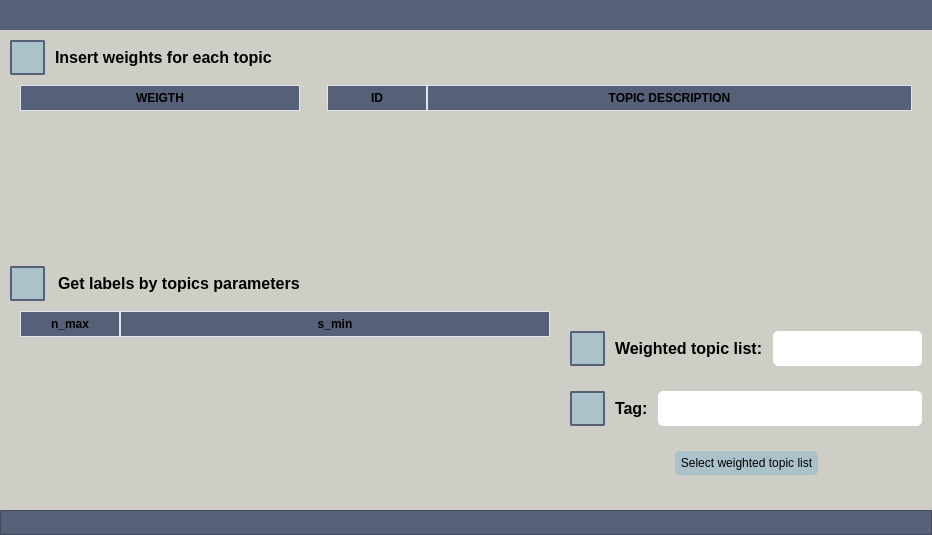
IntelCompH2020/domain_classification, file UIs/get_labels_by_topics.ui: the form before one commit.
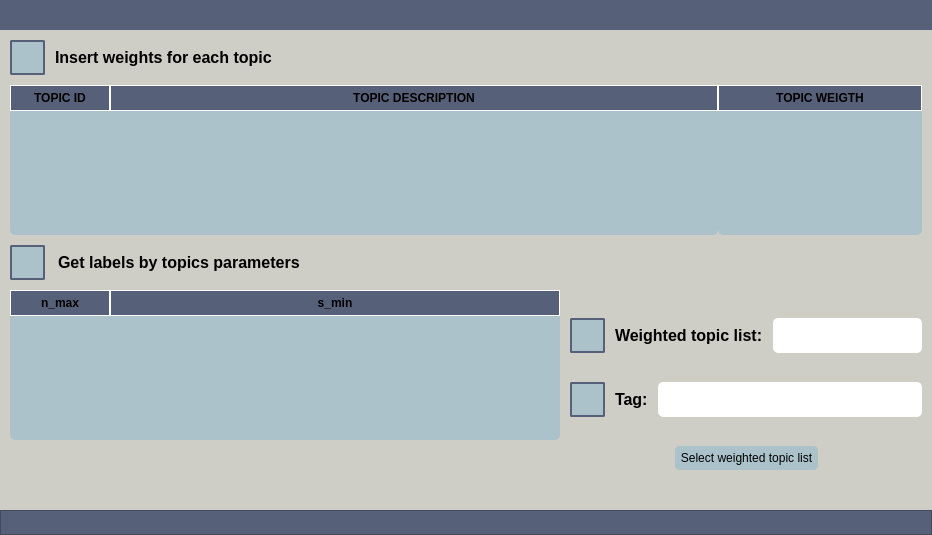
The form after the commit. Icons and pictures are not drawn.

Commit message: Updating UIs of secondary windows and requirements used  in VM.

Patch:
```diff
--- a/UIs/get_labels_by_topics.ui
+++ b/UIs/get_labels_by_topics.ui
@@ -138,6 +138,9 @@
          </item>
          <item>
           <layout class="QVBoxLayout" name="verticalLayout_4">
+           <property name="spacing">
+            <number>-1</number>
+           </property>
            <item>
             <layout class="QHBoxLayout" name="horizontalLayout_9">
              <item>
@@ -250,162 +253,71 @@
              </item>
             </layout>
            </item>
+           <item>
+            <widget class="QFrame" name="frame_9">
+             <property name="sizePolicy">
+              <sizepolicy hsizetype="Expanding" vsizetype="Preferred">
+               <horstretch>0</horstretch>
+               <verstretch>0</verstretch>
+              </sizepolicy>
+             </property>
+             <property name="minimumSize">
+              <size>
+               <width>0</width>
+               <height>10</height>
+              </size>
+             </property>
+             <property name="maximumSize">
+              <size>
+               <width>16777215</width>
+               <height>10</height>
+              </size>
+             </property>
+             <property name="styleSheet">
+              <string notr="true">QFrame { 
+  background-color: #CFCEC6;
+  border: 5px solid #CFCEC6
+} 
+</string>
+             </property>
+             <property name="frameShape">
+              <enum>QFrame::StyledPanel</enum>
+             </property>
+             <property name="frameShadow">
+              <enum>QFrame::Raised</enum>
+             </property>
+             <layout class="QHBoxLayout" name="horizontalLayout_16"/>
+            </widget>
+           </item>
            <item>
             <layout class="QHBoxLayout" name="horizontalLayout_10">
-             <item>
-              <widget class="QTableWidget" name="table_widget_topics_weight">
-               <property name="minimumSize">
-                <size>
-                 <width>300</width>
-                 <height>0</height>
-                </size>
-               </property>
-               <property name="maximumSize">
-                <size>
-                 <width>300</width>
-                 <height>16777215</height>
-                </size>
-               </property>
-               <property name="styleSheet">
-                <string notr="true">QTableWidget {	
-	padding: 10px;
-	border-radius: 5px;
-	gridline-color: #DFE6ED;
-	color:black;
-	selection-color: #C7CDDA; 
-	selection-background-color: #C7CDDA; 
-	font: 12pt &quot;Arial&quot;;
-}
-QTableView::item { 
-	background-color: #ABC2CB; 
-	color:black;
-}
-QTableView::item:selected{ 
-	background-color: #ABC2CB; 
-	color:black;
-}
-
-QTableView::item:selected:active{ 
-	background-color: #ABC2CB; 
-}
-
-QScrollBar:horizontal {
-    border: none;
-    background: #A3A8AD;
-    height: 2px;
-    margin: 0px 2px 0 2px;
-	border-radius: 0px;
-}
-
- QScrollBar:vertical {
-	border: none;
-    background: #A3A8AD;
-    width: 2px;
-    margin: 2px 0 2px 0;
-	border-radius: 0px;
- }
-
-QHeaderView::section:horizontal
-{
-	background-color: #576079;
-	padding: 3px;
-    border-bottom: 1px solid #DFE6ED;
-    border-right: 1px solid #DFE6ED;
-    border-top: 1px solid #DFE6ED;
-    border-left: 1px solid #DFE6ED;
-}
-
-QTableWidget::horizontalHeader {	
-	background-color: #576079;
-}
-
-QTableWidget::verticalHeader {	
-	background-color: #576079;
-}
-
-QToolTip {	
-	background-color: #ABC2CB;
-	border: 2px solid #ABC2CB;
-	color:black;
-}</string>
-               </property>
-               <property name="editTriggers">
-                <set>QAbstractItemView::AnyKeyPressed|QAbstractItemView::CurrentChanged|QAbstractItemView::EditKeyPressed</set>
-               </property>
-               <attribute name="horizontalHeaderStretchLastSection">
-                <bool>true</bool>
-               </attribute>
-               <attribute name="verticalHeaderVisible">
-                <bool>false</bool>
-               </attribute>
-               <attribute name="verticalHeaderStretchLastSection">
-                <bool>true</bool>
-               </attribute>
-               <column>
-                <property name="text">
-                 <string>WEIGTH</string>
-                </property>
-                <property name="font">
-                 <font>
-                  <weight>75</weight>
-                  <bold>true</bold>
-                 </font>
-                </property>
-               </column>
-              </widget>
-             </item>
-             <item>
-              <spacer name="horizontalSpacer_4">
-               <property name="orientation">
-                <enum>Qt::Horizontal</enum>
-               </property>
-               <property name="sizeType">
-                <enum>QSizePolicy::Fixed</enum>
-               </property>
-               <property name="sizeHint" stdset="0">
-                <size>
-                 <width>7</width>
-                 <height>17</height>
-                </size>
-               </property>
-              </spacer>
-             </item>
              <item>
               <widget class="QTableWidget" name="table_widget_topic_list">
                <property name="styleSheet">
                 <string notr="true">QTableWidget {	
-	padding: 10px;
+	background-color: #ABC2CB; 
+	padding: 0px;
 	border-radius: 5px;
 	gridline-color: #DFE6ED;
-	color:black;
-	selection-color: #C7CDDA; 
-	selection-background-color: #C7CDDA; 
-	font: 12pt &quot;Arial&quot;;
 }
-QTableView::item { 
+QTableWidget::item{
+	padding-left: 5px;
+	padding-right: 5px;
 	background-color: #ABC2CB; 
 	color:black;
 }
-QTableView::item:selected{ 
-	background-color: #ABC2CB; 
-	color:black;
+QTableWidget::item:selected{
+	background-color: #A3A8AD;
 }
-
-QTableView::item:selected:active{ 
-	background-color: #ABC2CB; 
-}
-
 QScrollBar:horizontal {
+	background: transparent;
     border: none;
-    background: #A3A8AD;
     height: 2px;
-    margin: 0px 2px 0 2px;
-	border-radius: 0px;
+	margin: 0px 2px 0 2px;
 }
-
  QScrollBar:vertical {
-	border: none;
-    background: #A3A8AD;
+    background: transparent;
+    border: none;
     width: 2px;
     margin: 2px 0 2px 0;
 	border-radius: 0px;
@@ -415,18 +327,10 @@
 {
 	background-color: #576079;
 	padding: 3px;
-    border-bottom: 1px solid #DFE6ED;
-    border-right: 1px solid #DFE6ED;
-    border-top: 1px solid #DFE6ED;
-    border-left: 1px solid #DFE6ED;
-}
-
-QTableWidget::horizontalHeader {	
-	background-color: #576079;
-}
-
-QTableWidget::verticalHeader {	
-	background-color: #576079;
+    border-bottom: 1px solid #FFFFFF;
+    border-right: 1px solid #FFFFFF;
+    border-top: 1px solid #FFFFFF;
+    border-left: 1px solid #FFFFFF;
 }
 
 QToolTip {	
@@ -435,12 +339,15 @@
 	color:black;
 }</string>
                </property>
-               <property name="sizeAdjustPolicy">
-                <enum>QAbstractScrollArea::AdjustToContents</enum>
+               <property name="verticalScrollBarPolicy">
+                <enum>Qt::ScrollBarAlwaysOff</enum>
                </property>
                <property name="editTriggers">
                 <set>QAbstractItemView::NoEditTriggers</set>
                </property>
+               <attribute name="horizontalHeaderCascadingSectionResizes">
+                <bool>false</bool>
+               </attribute>
                <attribute name="horizontalHeaderStretchLastSection">
                 <bool>true</bool>
                </attribute>
@@ -452,7 +359,7 @@
                </attribute>
                <column>
                 <property name="text">
-                 <string>ID</string>
+                 <string>TOPIC ID</string>
                 </property>
                 <property name="font">
                  <font>
@@ -474,6 +381,91 @@
                </column>
               </widget>
              </item>
+             <item>
+              <widget class="QTableWidget" name="table_widget_topics_weight">
+               <property name="sizePolicy">
+                <sizepolicy hsizetype="Minimum" vsizetype="Expanding">
+                 <horstretch>0</horstretch>
+                 <verstretch>0</verstretch>
+                </sizepolicy>
+               </property>
+               <property name="minimumSize">
+                <size>
+                 <width>150</width>
+                 <height>0</height>
+                </size>
+               </property>
+               <property name="styleSheet">
+                <string notr="true">QTableWidget {	
+	background-color: #ABC2CB; 
+	padding: 0px;
+	border-radius: 5px;
+	gridline-color: #DFE6ED;
+}
+QTableWidget::item{
+	padding-left: 5px;
+	padding-right: 5px;
+	background-color: #ABC2CB; 
+	color:black;
+}
+QTableWidget::item:selected{
+	background-color: #A3A8AD;
+}
+QScrollBar:horizontal {
+	background: #A3A8AD;
+    border: none;
+    height: 2px;
+	margin: 0px 2px 0 2px;
+}
+ QScrollBar:vertical {
+    background: #A3A8AD;
+    border: none;
+    width: 2px;
+    margin: 2px 0 2px 0;
+	border-radius: 0px;
+ }
+
+QHeaderView::section:horizontal
+{
+	background-color: #576079;
+	padding: 3px;
+    border-bottom: 1px solid #FFFFFF;
+    border-right: 1px solid #FFFFFF;
+    border-top: 1px solid #FFFFFF;
+    border-left: 1px solid #FFFFFF;
+}
+
+QToolTip {	
+	background-color: #ABC2CB;
+	border: 2px solid #ABC2CB;
+	color:black;
+}</string>
+               </property>
+               <property name="sizeAdjustPolicy">
+                <enum>QAbstractScrollArea::AdjustToContents</enum>
+               </property>
+               <attribute name="horizontalHeaderStretchLastSection">
+                <bool>true</bool>
+               </attribute>
+               <attribute name="verticalHeaderVisible">
+                <bool>false</bool>
+               </attribute>
+               <attribute name="verticalHeaderStretchLastSection">
+                <bool>true</bool>
+               </attribute>
+               <column>
+                <property name="text">
+                 <string>TOPIC WEIGTH</string>
+                </property>
+                <property name="font">
+                 <font>
+                  <weight>75</weight>
+                  <bold>true</bold>
+                 </font>
+                </property>
+               </column>
+              </widget>
+             </item>
             </layout>
            </item>
           </layout>
@@ -633,54 +625,69 @@
                </item>
               </layout>
              </item>
+             <item>
+              <widget class="QFrame" name="frame_10">
+               <property name="sizePolicy">
+                <sizepolicy hsizetype="Expanding" vsizetype="Preferred">
+                 <horstretch>0</horstretch>
+                 <verstretch>0</verstretch>
+                </sizepolicy>
+               </property>
+               <property name="minimumSize">
+                <size>
+                 <width>0</width>
+                 <height>10</height>
+                </size>
+               </property>
+               <property name="maximumSize">
+                <size>
+                 <width>16777215</width>
+                 <height>10</height>
+                </size>
+               </property>
+               <property name="styleSheet">
+                <string notr="true">QFrame { 
+  background-color: #CFCEC6;
+  border: 5px solid #CFCEC6
+} 
+</string>
+               </property>
+               <property name="frameShape">
+                <enum>QFrame::StyledPanel</enum>
+               </property>
+               <property name="frameShadow">
+                <enum>QFrame::Raised</enum>
+               </property>
+               <layout class="QHBoxLayout" name="horizontalLayout_17"/>
+              </widget>
+             </item>
              <item>
               <widget class="QTableWidget" name="table_params">
-               <property name="minimumSize">
-                <size>
-                 <width>550</width>
-                 <height>0</height>
-                </size>
-               </property>
-               <property name="maximumSize">
-                <size>
-                 <width>550</width>
-                 <height>150</height>
-                </size>
-               </property>
                <property name="styleSheet">
                 <string notr="true">QTableWidget {	
-	padding: 10px;
+	background-color: #ABC2CB; 
+	padding: 0px;
 	border-radius: 5px;
 	gridline-color: #DFE6ED;
-	color:black;
-	selection-color: #C7CDDA; 
-	selection-background-color: #C7CDDA; 
-	font: 12pt &quot;Arial&quot;;
 }
-QTableView::item { 
+QTableWidget::item{
+	padding-left: 5px;
+	padding-right: 5px;
 	background-color: #ABC2CB; 
 	color:black;
 }
-QTableView::item:selected{ 
-	background-color: #ABC2CB; 
-	color:black;
+QTableWidget::item:selected{
+	background-color: #A3A8AD;
 }
-
-QTableView::item:selected:active{ 
-	background-color: #ABC2CB; 
-}
-
 QScrollBar:horizontal {
+	background: transparent;
     border: none;
-    background: #A3A8AD;
     height: 2px;
-    margin: 0px 2px 0 2px;
-	border-radius: 0px;
+	margin: 0px 2px 0 2px;
 }
-
  QScrollBar:vertical {
-	border: none;
-    background: #A3A8AD;
+    background: transparent;
+    border: none;
     width: 2px;
     margin: 2px 0 2px 0;
 	border-radius: 0px;
@@ -690,18 +697,10 @@
 {
 	background-color: #576079;
 	padding: 3px;
-    border-bottom: 1px solid #DFE6ED;
-    border-right: 1px solid #DFE6ED;
-    border-top: 1px solid #DFE6ED;
-    border-left: 1px solid #DFE6ED;
-}
-
-QTableWidget::horizontalHeader {	
-	background-color: #576079;
-}
-
-QTableWidget::verticalHeader {	
-	background-color: #576079;
+    border-bottom: 1px solid #FFFFFF;
+    border-right: 1px solid #FFFFFF;
+    border-top: 1px solid #FFFFFF;
+    border-left: 1px solid #FFFFFF;
 }
 
 QToolTip {	
@@ -710,21 +709,12 @@
 	color:black;
 }</string>
                </property>
-               <property name="editTriggers">
-                <set>QAbstractItemView::CurrentChanged</set>
-               </property>
-               <attribute name="horizontalHeaderHighlightSections">
-                <bool>false</bool>
-               </attribute>
                <attribute name="horizontalHeaderStretchLastSection">
                 <bool>true</bool>
                </attribute>
                <attribute name="verticalHeaderVisible">
                 <bool>false</bool>
                </attribute>
-               <attribute name="verticalHeaderHighlightSections">
-                <bool>false</bool>
-               </attribute>
                <attribute name="verticalHeaderStretchLastSection">
                 <bool>true</bool>
                </attribute>
```
The commit also changes 5 other files.
